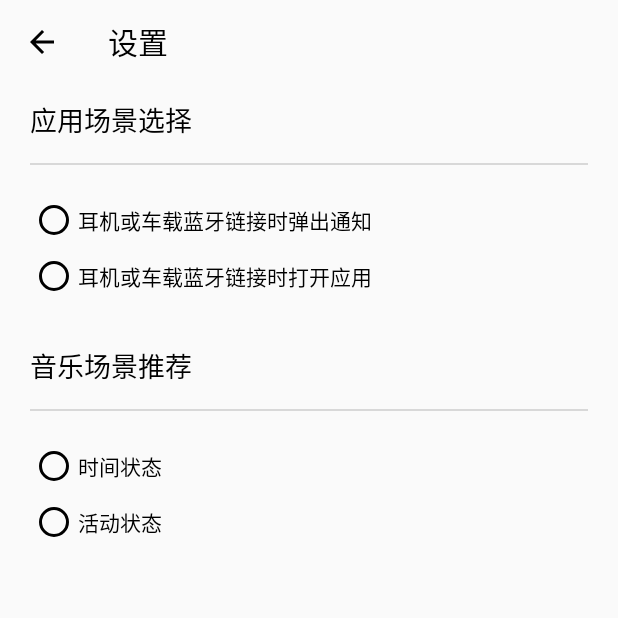
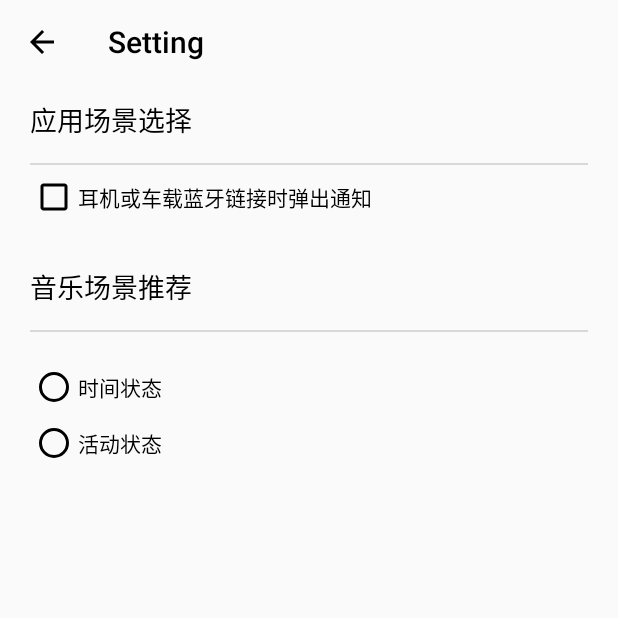
Before and after one commit to Bun-Cheung/Awa-Music, an Android app: the screen it shows after launch (SettingActivity), after a tap on an icon or button, on a phone screen of 412 x 824 dp, the top half of it. Run offline under Robolectric (Android 15) with nearby library versions, the phone set to English and light mode, and no system bars; libraries missing offline, so code that uses them is left out: com.huawei.hms; network calls fail.

Commit message:
integrate HMS Awareness kit to detect the headset status

```diff
--- a/app/src/main/java/com/awareness/music/MainActivity.java
+++ b/app/src/main/java/com/awareness/music/MainActivity.java
@@ -6,7 +6,9 @@ import androidx.appcompat.app.AppCompatActivity;
 
 import android.app.AlertDialog;
 import android.content.ComponentName;
+import android.content.Context;
 import android.content.Intent;
+import android.content.SharedPreferences;
 import android.graphics.Color;
 import android.os.Bundle;
 import android.os.RemoteException;
@@ -22,7 +24,7 @@ import android.widget.ImageView;
 import android.widget.SeekBar;
 import android.widget.TextView;
 
-import com.awareness.music.livedata.PositionLiveData;
+import com.awareness.music.livedata.MusicPositionLiveData;
 
 
 public class MainActivity extends AppCompatActivity implements View.OnClickListener {
@@ -44,22 +46,18 @@ public class MainActivity extends AppCompatActivity implements View.OnClickListe
         setContentView(R.layout.activity_main);
         initView();
         Utils.createNotificationChannel(this);
-        if (Utils.getSPData(this, IS_FIRST_USE_KEY)) {
+        if (getSPData(IS_FIRST_USE_KEY)) {
             showFirstUseDialog();
-            Utils.setSPData(this, IS_FIRST_USE_KEY, false);
+            setSPData(IS_FIRST_USE_KEY, false);
         }
         mMediaBrowser = new MediaBrowserCompat(this,
                 new ComponentName(this, MusicService.class), mConnectionCallback, null);
         mMediaBrowser.connect();
-        PositionLiveData.getInstance().getCurrentPosition().observe(this, integer -> {
+        MusicPositionLiveData.getInstance().getCurrentPosition().observe(this, integer -> {
             mSeekbar.setProgress(integer);
         });
     }
 
-    @Override
-    public void setTheme(int resId) {
-        super.setTheme(resId);
-    }
 
     @Override
     protected void onDestroy() {
@@ -206,4 +204,16 @@ public class MainActivity extends AppCompatActivity implements View.OnClickListe
         AlertDialog alertDialog = builder.create();
         alertDialog.show();
     }
+
+    private boolean getSPData(String key) {
+        SharedPreferences sp = getSharedPreferences(Constant.SHARED_PREFERENCE_NAME, Context.MODE_PRIVATE);
+        return sp.getBoolean(key, true);
+    }
+
+    private void setSPData(String key, boolean value) {
+        SharedPreferences sp = getSharedPreferences(Constant.SHARED_PREFERENCE_NAME, Context.MODE_PRIVATE);
+        SharedPreferences.Editor editor = sp.edit();
+        editor.putBoolean(key, value);
+        editor.apply();
+    }
 }
--- a/app/src/main/java/com/awareness/music/SettingActivity.java
+++ b/app/src/main/java/com/awareness/music/SettingActivity.java
@@ -5,12 +5,19 @@ import androidx.appcompat.app.AppCompatActivity;
 import androidx.appcompat.widget.Toolbar;
 
 import android.app.PendingIntent;
+import android.content.Context;
+import android.content.Intent;
+import android.content.SharedPreferences;
 import android.graphics.Color;
 import android.os.Bundle;
 import android.util.Log;
 import android.view.View;
+import android.widget.CheckBox;
+import android.widget.RadioButton;
 import android.widget.RadioGroup;
+import android.widget.Toast;
 
+import com.awareness.music.entity.BarrierParamEntity;
 import com.huawei.hms.kit.awareness.Awareness;
 import com.huawei.hms.kit.awareness.barrier.AwarenessBarrier;
 import com.huawei.hms.kit.awareness.barrier.BarrierUpdateRequest;
@@ -19,19 +26,38 @@ import com.huawei.hms.kit.awareness.barrier.HeadsetBarrier;
 import com.huawei.hms.kit.awareness.status.BluetoothStatus;
 import com.huawei.hms.kit.awareness.status.HeadsetStatus;
 
+import java.util.List;
+
 public class SettingActivity extends AppCompatActivity implements RadioGroup.OnCheckedChangeListener {
+    private static final String IS_CHECKED_KEY = "key_scenarioCheckId";
+    private static final String RECOMMENDATION_CHECK_ID_KEY = "key_recommendationCheckId";
     private final String TAG = getClass().getSimpleName();
+    private SharedPreferences mSP;
+    private boolean mCheckBoxIsChecked;
+    private int mRecommendationCheckId;
 
     @Override
     protected void onCreate(Bundle savedInstanceState) {
         super.onCreate(savedInstanceState);
         setContentView(R.layout.activity_setting);
+        mSP = getSharedPreferences(Constant.SHARED_PREFERENCE_NAME, Context.MODE_PRIVATE);
+        mCheckBoxIsChecked = mSP.getBoolean(IS_CHECKED_KEY, false);
+        mRecommendationCheckId = mSP.getInt(RECOMMENDATION_CHECK_ID_KEY, -1);
         initView();
+    }
+
+    @Override
+    protected void onDestroy() {
+        super.onDestroy();
+        SharedPreferences.Editor editor = mSP.edit();
+        editor.putBoolean(IS_CHECKED_KEY, mCheckBoxIsChecked);
+        editor.putInt(RECOMMENDATION_CHECK_ID_KEY, mRecommendationCheckId);
+        editor.apply();
     }
 
     private void initView() {
         Toolbar toolbar = findViewById(R.id.setting_toolbar);
-        toolbar.setTitle("设置");
+        toolbar.setTitle("Setting");
         setSupportActionBar(toolbar);
         View decorView = getWindow().getDecorView();
         int option = View.SYSTEM_UI_FLAG_LAYOUT_STABLE | View.SYSTEM_UI_FLAG_LIGHT_STATUS_BAR;
@@ -42,29 +68,52 @@ public class SettingActivity extends AppCompatActivity implements RadioGroup.OnC
         if (actionBar != null) {
             actionBar.setDisplayHomeAsUpEnabled(true);
         }
-        RadioGroup rgScenario = findViewById(R.id.rg_scenario);
-        rgScenario.setOnCheckedChangeListener(this);
+        CheckBox checkBox = findViewById(R.id.cb_isNotifyUser);
+        checkBox.setOnCheckedChangeListener((buttonView, isChecked) -> {
+            if (!buttonView.isPressed()) {
+                return;
+            }
+            handleUserCheck(isChecked);
+        });
+        checkBox.setChecked(mCheckBoxIsChecked);
         RadioGroup rgRecommendation = findViewById(R.id.rg_recommendation);
         rgRecommendation.setOnCheckedChangeListener(this);
+        rgRecommendation.check(mRecommendationCheckId);
     }
 
     @Override
     public void onCheckedChanged(RadioGroup group, int checkedId) {
-        String label;
-        if (group.getId() == R.id.rg_scenario) {
-            label = "";
+        RadioButton view = group.findViewById(checkedId);
+        if (view != null && !view.isPressed()) {
+            return;
+        }
+        switch (checkedId) {
+
+        }
+    }
+
+    private void handleUserCheck(boolean isCheck) {
+        if (isCheck) {
             AwarenessBarrier headsetBarrier = HeadsetBarrier.keeping(HeadsetStatus.CONNECTED);
             int deviceType = 0;
             AwarenessBarrier bluetoothBarrier = BluetoothBarrier.keep(deviceType, BluetoothStatus.CONNECTED);
             AwarenessBarrier barrier = AwarenessBarrier.or(headsetBarrier, bluetoothBarrier);
-            switch (checkedId) {
-                case R.id.rb_sendNotification:
-                    break;
-                case R.id.rb_openActivity:
-                    break;
-                default:
-                    break;
-            }
+            Intent intent = new Intent(this, BarrierReceiver.class);
+            PendingIntent pendingIntent = PendingIntent.getBroadcast(this, 1,
+                    intent, PendingIntent.FLAG_UPDATE_CURRENT);
+            addBarrier(Constant.HEADSET_BLUETOOTH_BARRIER_LABEL, barrier, pendingIntent);
+            mCheckBoxIsChecked = true;
+        } else {
+            //delete barrier
+            BarrierUpdateRequest request = new BarrierUpdateRequest.Builder().
+                    deleteBarrier(Constant.HEADSET_BLUETOOTH_BARRIER_LABEL).build();
+            Awareness.getBarrierClient(this).updateBarriers(request)
+                    .addOnSuccessListener(aVoid -> Log.i(TAG, "delete headset barrier success"))
+                    .addOnFailureListener(e -> {
+                        Log.e(TAG, "delete headset barrier failed", e);
+                        e.printStackTrace();
+                    });
+            mCheckBoxIsChecked = false;
         }
     }
 
@@ -74,6 +123,20 @@ public class SettingActivity extends AppCompatActivity implements RadioGroup.OnC
         Awareness.getBarrierClient(this).updateBarriers(requestBuilder.build())
                 .addOnSuccessListener(aVoid -> Log.i(TAG, "add barrier success"))
                 .addOnFailureListener(e -> {
+                    Toast.makeText(this, "setup failed", Toast.LENGTH_SHORT).show();
+                    Log.e(TAG, "add barrier failed", e);
+                    e.printStackTrace();
+                });
+    }
+
+    private void addBatchBarrier(List<BarrierParamEntity> barrierList) {
+        BarrierUpdateRequest.Builder builder = new BarrierUpdateRequest.Builder();
+        for (BarrierParamEntity entity : barrierList) {
+            builder.addBarrier(entity.getBarrierLabel(), entity.getBarrier(), entity.getPendingIntent());
+        }
+        Awareness.getBarrierClient(this).updateBarriers(builder.build())
+                .addOnSuccessListener(aVoid -> Log.i(TAG, "add barrier success"))
+                .addOnFailureListener(e -> {
                     Log.e(TAG, "add barrier failed", e);
                     e.printStackTrace();
                 });
--- a/app/src/main/java/com/awareness/music/Utils.java
+++ b/app/src/main/java/com/awareness/music/Utils.java
@@ -5,7 +5,6 @@ import android.app.NotificationChannel;
 import android.app.NotificationManager;
 import android.app.PendingIntent;
 import android.content.Context;
-import android.content.SharedPreferences;
 import android.os.Build;
 import android.support.v4.media.MediaDescriptionCompat;
 import android.support.v4.media.MediaMetadataCompat;
@@ -17,8 +16,6 @@ import androidx.media.session.MediaButtonReceiver;
 
 public class Utils {
     private static final String FOREGROUND_MUSIC_CHANNEL = "Music control channel";
-    private static final String AWARENESS_CHANNEL = "Awareness channel";
-    private static final String SHARED_PREFERENCE_NAME = "AwaMusic SharedPreference";
 
     public static String formatMS(long ms) {
         long oneHourMS = 60 * 60 * 1000;
@@ -58,22 +55,31 @@ public class Utils {
             manager.createNotificationChannel(musicChannel);
 
             CharSequence awaChannelName = "Awareness Notification";
-            NotificationChannel awarenessChannel = new NotificationChannel(AWARENESS_CHANNEL,
+            NotificationChannel awarenessChannel = new NotificationChannel(Constant.AWARENESS_CHANNEL,
                     awaChannelName, importance);
             awarenessChannel.setDescription("Notification base on the capability of HMS Awareness Kit");
             manager.createNotificationChannel(awarenessChannel);
+
+            CharSequence serviceChannelName = "service channel";
+            NotificationChannel serviceChannel = new NotificationChannel(Constant.SERVICE_CHANNEL,
+                    serviceChannelName, NotificationManager.IMPORTANCE_NONE);
+            manager.createNotificationChannel(serviceChannel);
         }
     }
 
-    public static Notification buildAwarenessNotification(Context context, String title,
-                                                          String content, PendingIntent intent) {
-        NotificationCompat.Builder builder = new NotificationCompat.Builder(context, AWARENESS_CHANNEL);
+    public static void sendAwarenessNotification(Context context, String title,
+                                                 String content, PendingIntent contentIntent) {
+        NotificationCompat.Builder builder = new NotificationCompat.Builder(context, Constant.AWARENESS_CHANNEL);
         builder.setSmallIcon(R.drawable.ic_launcher_foreground)
                 .setContentTitle(title)
                 .setContentText(content)
-                .setContentIntent(intent)
+                .setContentIntent(contentIntent)
+                .setPriority(NotificationCompat.PRIORITY_HIGH)
                 .setAutoCancel(true);
-        return builder.build();
+        NotificationManager manager = context.getSystemService(NotificationManager.class);
+        if (manager != null) {
+            manager.notify((int) System.currentTimeMillis(), builder.build());
+        }
     }
 
     public static Notification buildMusicNotification(Context context, MediaSessionCompat session) {
@@ -109,15 +115,4 @@ public class Utils {
         return builder.build();
     }
 
-    public static boolean getSPData(Context context, String key) {
-        SharedPreferences sp = context.getSharedPreferences(SHARED_PREFERENCE_NAME, Context.MODE_PRIVATE);
-        return sp.getBoolean(key, true);
-    }
-
-    public static void setSPData(Context context, String key, boolean value) {
-        SharedPreferences sp = context.getSharedPreferences(SHARED_PREFERENCE_NAME, Context.MODE_PRIVATE);
-        SharedPreferences.Editor editor = sp.edit();
-        editor.putBoolean(key, value);
-        editor.apply();
-    }
 }
--- a/app/src/main/java/com/awareness/music/livedata/PositionLiveData.java
+++ b/app/src/main/java/com/awareness/music/livedata/MusicPositionLiveData.java
@@ -6,21 +6,21 @@ import android.os.Looper;
 
 import androidx.lifecycle.MutableLiveData;
 
-public class PositionLiveData {
+public class MusicPositionLiveData {
 
     private MutableLiveData<Integer> currentPosition = new MutableLiveData<>();
     private Handler handler = new Handler(Looper.getMainLooper());
 
-    private PositionLiveData() {
+    private MusicPositionLiveData() {
         currentPosition.postValue(0);
     }
 
-    public static PositionLiveData getInstance() {
+    public static MusicPositionLiveData getInstance() {
         return SingletonHolder.sInstance;
     }
 
     private static class SingletonHolder {
-        private static final PositionLiveData sInstance = new PositionLiveData();
+        private static final MusicPositionLiveData sInstance = new MusicPositionLiveData();
     }
 
     public void checkPosition(MediaPlayer mediaPlayer) {
@@ -36,4 +36,8 @@ public class PositionLiveData {
     public MutableLiveData<Integer> getCurrentPosition() {
         return currentPosition;
     }
+
+    public void removeCallback() {
+        handler.removeCallbacksAndMessages(null);
+    }
 }
--- a/app/src/main/res/drawable-v24/ic_launcher_foreground.xml
+++ b/app/src/main/res/drawable-v24/ic_launcher_foreground.xml
@@ -22,7 +22,7 @@
         </aapt:attr>
     </path>
     <path
-        android:fillColor="#FFFFFF"
+        android:fillColor="@color/emuiBlue"
         android:fillType="nonZero"
         android:pathData="M65.3,45.828l3.8,-6.6c0.2,-0.4 0.1,-0.9 -0.3,-1.1c-0.4,-0.2 -0.9,-0.1 -1.1,0.3l-3.9,6.7c-6.3,-2.8 -13.4,-2.8 -19.7,0l-3.9,-6.7c-0.2,-0.4 -0.7,-0.5 -1.1,-0.3C38.8,38.328 38.7,38.828 38.9,39.228l3.8,6.6C36.2,49.428 31.7,56.028 31,63.928h46C76.3,56.028 71.8,49.428 65.3,45.828zM43.4,57.328c-0.8,0 -1.5,-0.5 -1.8,-1.2c-0.3,-0.7 -0.1,-1.5 0.4,-2.1c0.5,-0.5 1.4,-0.7 2.1,-0.4c0.7,0.3 1.2,1 1.2,1.8C45.3,56.528 44.5,57.328 43.4,57.328L43.4,57.328zM64.6,57.328c-0.8,0 -1.5,-0.5 -1.8,-1.2s-0.1,-1.5 0.4,-2.1c0.5,-0.5 1.4,-0.7 2.1,-0.4c0.7,0.3 1.2,1 1.2,1.8C66.5,56.528 65.6,57.328 64.6,57.328L64.6,57.328z"
         android:strokeWidth="1"
--- a/app/src/main/res/drawable/ic_launcher_background.xml
+++ b/app/src/main/res/drawable/ic_launcher_background.xml
@@ -5,7 +5,7 @@
     android:viewportWidth="108"
     android:viewportHeight="108">
     <path
-        android:fillColor="#3DDC84"
+        android:fillColor="@color/colorWhite"
         android:pathData="M0,0h108v108h-108z" />
     <path
         android:fillColor="#00000000"
--- a/app/src/main/res/layout/layout_setting.xml
+++ b/app/src/main/res/layout/layout_setting.xml
@@ -24,23 +24,14 @@
         android:background="@color/divideColor"
         app:layout_constraintTop_toBottomOf="@id/tv_scenario" />
 
-    <RadioGroup
-        android:id="@+id/rg_scenario"
-        android:layout_width="match_parent"
+    <CheckBox
+        android:id="@+id/cb_isNotifyUser"
+        android:layout_width="wrap_content"
         android:layout_height="wrap_content"
-        android:layout_marginTop="15dp"
-        app:layout_constraintTop_toBottomOf="@id/first_divide">
-
-        <RadioButton
-            android:id="@+id/rb_sendNotification"
-            style="@style/RadioButtonStyle"
-            android:text="耳机或车载蓝牙链接时弹出通知" />
-
-        <RadioButton
-            android:id="@+id/rb_openActivity"
-            style="@style/RadioButtonStyle"
-            android:text="耳机或车载蓝牙链接时打开应用" />
-    </RadioGroup>
+        android:layout_marginTop="5dp"
+        android:text="耳机或车载蓝牙链接时弹出通知"
+        app:layout_constraintLeft_toLeftOf="parent"
+        app:layout_constraintTop_toBottomOf="@id/first_divide" />
 
     <TextView
         android:id="@+id/tv_recommend_rule"
@@ -51,7 +42,7 @@
         android:textColor="@color/colorBlack"
         android:textSize="18sp"
         app:layout_constraintLeft_toLeftOf="parent"
-        app:layout_constraintTop_toBottomOf="@id/rg_scenario" />
+        app:layout_constraintTop_toBottomOf="@id/cb_isNotifyUser" />
 
     <View
         android:id="@+id/second_divide"
@@ -71,11 +62,13 @@
         <RadioButton
             android:id="@+id/rb_time_status"
             style="@style/RadioButtonStyle"
+            android:checked="false"
             android:text="时间状态" />
 
         <RadioButton
             android:id="@+id/rb_behavior_status"
             style="@style/RadioButtonStyle"
+            android:checked="false"
             android:text="活动状态" />
     </RadioGroup>
 
```
Also changed, not shown: app/src/main/AndroidManifest.xml (+8 -1 lines), app/src/main/java/com/awareness/music/BarrierReceiver.java (+17 -1 lines), app/src/main/java/com/awareness/music/BarrierService.java (added, +64 -0 lines), app/src/main/java/com/awareness/music/Constant.java (+14 -1 lines), app/src/main/java/com/awareness/music/MockData.java (added, +83 -0 lines), app/src/main/java/com/awareness/music/MusicService.java (+5 -17 lines), app/src/main/java/com/awareness/music/entity/BarrierParamEntity.java (added, +29 -0 lines).
